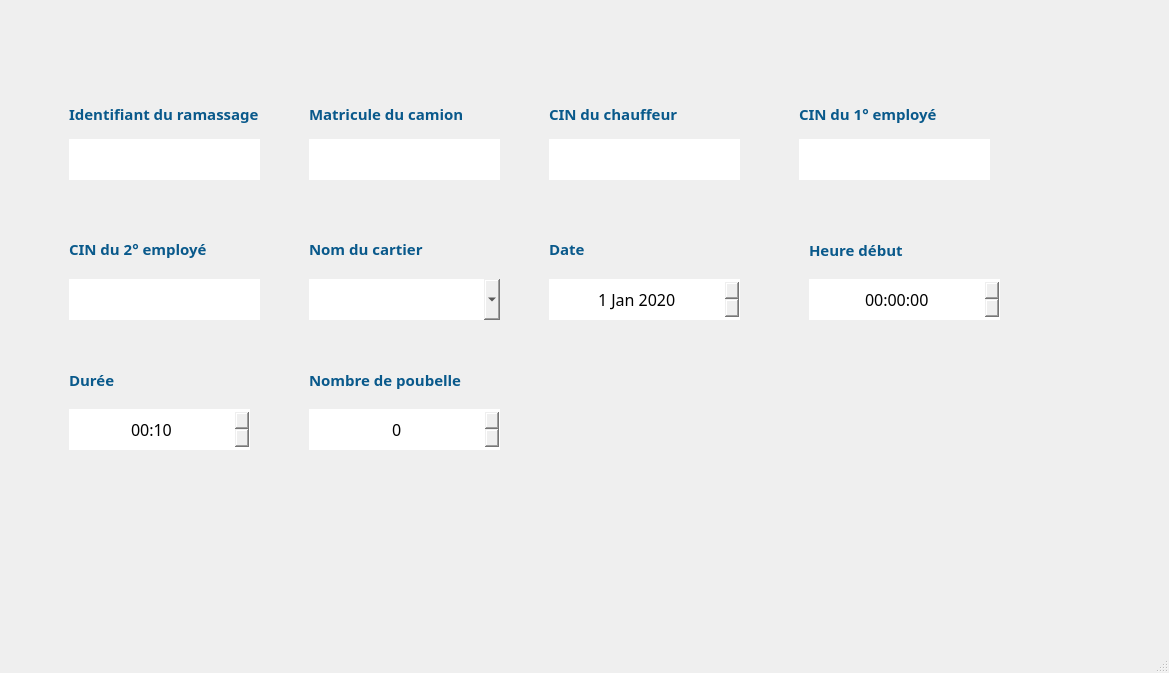
The window that mainwindow.ui (IbriRima/Smart_Municipality_2A3) describes before a commit, drawn with Qt 5.
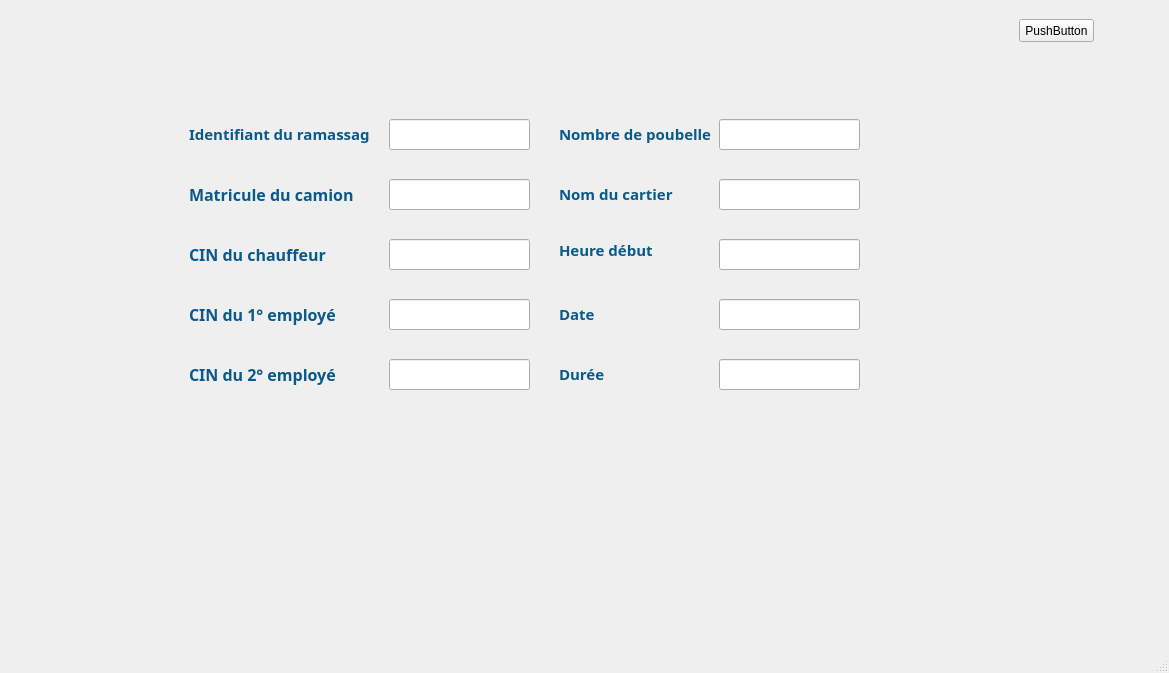
The same window after the commit. The open tabs and pages were chosen to show the change. Icons and pictures are not drawn. Custom widgets are drawn as their Qt base class.

What changed in the file:
```diff
--- a/mainwindow.ui
+++ b/mainwindow.ui
@@ -3934,6 +3934,678 @@
       </property>
      </widget>
     </widget>
+    <widget class="QWidget" name="page_2">
+     <widget class="QLabel" name="label_56">
+      <property name="geometry">
+       <rect>
+        <x>560</x>
+        <y>300</y>
+        <width>151</width>
+        <height>31</height>
+       </rect>
+      </property>
+      <property name="font">
+       <font>
+        <family>Corbel</family>
+        <pointsize>12</pointsize>
+       </font>
+      </property>
+      <property name="text">
+       <string>&lt;html&gt;&lt;head/&gt;&lt;body&gt;&lt;p&gt;&lt;span style=&quot; font-size:11pt; font-weight:600; color:#09598b;&quot;&gt;Date &lt;/span&gt;&lt;/p&gt;&lt;/body&gt;&lt;/html&gt;</string>
+      </property>
+     </widget>
+     <widget class="QLabel" name="label_54">
+      <property name="geometry">
+       <rect>
+        <x>190</x>
+        <y>360</y>
+        <width>181</width>
+        <height>31</height>
+       </rect>
+      </property>
+      <property name="font">
+       <font>
+        <family>Corbel</family>
+        <pointsize>8</pointsize>
+       </font>
+      </property>
+      <property name="text">
+       <string>&lt;html&gt;&lt;head/&gt;&lt;body&gt;&lt;p&gt;&lt;span style=&quot; font-size:12pt; font-weight:600; color:#09598b;&quot;&gt;CIN du 2° employé&lt;/span&gt;&lt;/p&gt;&lt;/body&gt;&lt;/html&gt;</string>
+      </property>
+     </widget>
+     <widget class="QLabel" name="label_53">
+      <property name="geometry">
+       <rect>
+        <x>190</x>
+        <y>300</y>
+        <width>211</width>
+        <height>31</height>
+       </rect>
+      </property>
+      <property name="font">
+       <font>
+        <family>Corbel</family>
+        <pointsize>8</pointsize>
+       </font>
+      </property>
+      <property name="text">
+       <string>&lt;html&gt;&lt;head/&gt;&lt;body&gt;&lt;p&gt;&lt;span style=&quot; font-size:12pt; font-weight:600; color:#09598b;&quot;&gt;CIN du 1° employé&lt;/span&gt;&lt;/p&gt;&lt;/body&gt;&lt;/html&gt;</string>
+      </property>
+     </widget>
+     <widget class="QLineEdit" name="lineEdit_ID_Ramas_Imp">
+      <property name="geometry">
+       <rect>
+        <x>390</x>
+        <y>120</y>
+        <width>141</width>
+        <height>31</height>
+       </rect>
+      </property>
+      <property name="font">
+       <font>
+        <family>Javanese Text</family>
+        <pointsize>12</pointsize>
+       </font>
+      </property>
+      <property name="styleSheet">
+       <string notr="true">#lineEdit_ID_Ramas_Aff{
+background-color: transparent;
+border-image: url(:champs.png);
+background: none;
+border: none;
+background-repeat: none;
+}
+</string>
+      </property>
+      <property name="alignment">
+       <set>Qt::AlignCenter</set>
+      </property>
+      <property name="readOnly">
+       <bool>true</bool>
+      </property>
+      <property name="clearButtonEnabled">
+       <bool>false</bool>
+      </property>
+     </widget>
+     <widget class="QLineEdit" name="lineEdit_IDChauffeur_Imp">
+      <property name="geometry">
+       <rect>
+        <x>390</x>
+        <y>240</y>
+        <width>141</width>
+        <height>31</height>
+       </rect>
+      </property>
+      <property name="font">
+       <font>
+        <family>Javanese Text</family>
+        <pointsize>12</pointsize>
+       </font>
+      </property>
+      <property name="styleSheet">
+       <string notr="true">#lineEdit_IDChauffeur_Aff{
+background-color: transparent;
+border-image: url(:champs.png);
+background: none;
+border: none;
+background-repeat: none;
+}
+</string>
+      </property>
+      <property name="alignment">
+       <set>Qt::AlignCenter</set>
+      </property>
+      <property name="readOnly">
+       <bool>true</bool>
+      </property>
+      <property name="clearButtonEnabled">
+       <bool>false</bool>
+      </property>
+     </widget>
+     <widget class="QLabel" name="label_51">
+      <property name="geometry">
+       <rect>
+        <x>190</x>
+        <y>180</y>
+        <width>181</width>
+        <height>31</height>
+       </rect>
+      </property>
+      <property name="palette">
+       <palette>
+        <active>
+         <colorrole role="WindowText">
+          <brush brushstyle="SolidPattern">
+           <color alpha="255">
+            <red>4</red>
+            <green>7</green>
+            <blue>62</blue>
+           </color>
+          </brush>
+         </colorrole>
+        </active>
+        <inactive>
+         <colorrole role="WindowText">
+          <brush brushstyle="SolidPattern">
+           <color alpha="255">
+            <red>4</red>
+            <green>7</green>
+            <blue>62</blue>
+           </color>
+          </brush>
+         </colorrole>
+        </inactive>
+        <disabled>
+         <colorrole role="WindowText">
+          <brush brushstyle="SolidPattern">
+           <color alpha="255">
+            <red>120</red>
+            <green>120</green>
+            <blue>120</blue>
+           </color>
+          </brush>
+         </colorrole>
+        </disabled>
+       </palette>
+      </property>
+      <property name="font">
+       <font>
+        <family>Corbel</family>
+        <pointsize>8</pointsize>
+       </font>
+      </property>
+      <property name="text">
+       <string>&lt;html&gt;&lt;head/&gt;&lt;body&gt;&lt;p&gt;&lt;span style=&quot; font-size:12pt; font-weight:600; color:#09598b;&quot;&gt;Matricule du camion&lt;/span&gt;&lt;/p&gt;&lt;/body&gt;&lt;/html&gt;</string>
+      </property>
+     </widget>
+     <widget class="QLabel" name="label_60">
+      <property name="geometry">
+       <rect>
+        <x>560</x>
+        <y>360</y>
+        <width>119</width>
+        <height>31</height>
+       </rect>
+      </property>
+      <property name="font">
+       <font>
+        <family>Corbel</family>
+        <pointsize>12</pointsize>
+       </font>
+      </property>
+      <property name="text">
+       <string>&lt;html&gt;&lt;head/&gt;&lt;body&gt;&lt;p&gt;&lt;span style=&quot; font-size:11pt; font-weight:600; color:#09598b;&quot;&gt;Durée&lt;/span&gt;&lt;/p&gt;&lt;/body&gt;&lt;/html&gt;</string>
+      </property>
+     </widget>
+     <widget class="QLabel" name="label_57">
+      <property name="geometry">
+       <rect>
+        <x>560</x>
+        <y>120</y>
+        <width>171</width>
+        <height>31</height>
+       </rect>
+      </property>
+      <property name="font">
+       <font>
+        <family>Corbel</family>
+        <pointsize>12</pointsize>
+       </font>
+      </property>
+      <property name="text">
+       <string>&lt;html&gt;&lt;head/&gt;&lt;body&gt;&lt;p&gt;&lt;span style=&quot; font-size:11pt; font-weight:600; color:#09598b;&quot;&gt;Nombre de poubelle&lt;/span&gt;&lt;/p&gt;&lt;/body&gt;&lt;/html&gt;</string>
+      </property>
+     </widget>
+     <widget class="QLineEdit" name="lineEdit_NbPoubelle_Imp">
+      <property name="geometry">
+       <rect>
+        <x>720</x>
+        <y>120</y>
+        <width>141</width>
+        <height>31</height>
+       </rect>
+      </property>
+      <property name="font">
+       <font>
+        <family>Javanese Text</family>
+        <pointsize>12</pointsize>
+       </font>
+      </property>
+      <property name="styleSheet">
+       <string notr="true">#lineEdit_NbPoubelle_Aff{
+background-color: transparent;
+border-image: url(:champs.png);
+background: none;
+border: none;
+background-repeat: none;
+}
+</string>
+      </property>
+      <property name="alignment">
+       <set>Qt::AlignCenter</set>
+      </property>
+      <property name="readOnly">
+       <bool>true</bool>
+      </property>
+      <property name="clearButtonEnabled">
+       <bool>false</bool>
+      </property>
+     </widget>
+     <widget class="QLineEdit" name="lineEdit_Date_Imp">
+      <property name="geometry">
+       <rect>
+        <x>720</x>
+        <y>300</y>
+        <width>141</width>
+        <height>31</height>
+       </rect>
+      </property>
+      <property name="font">
+       <font>
+        <family>Javanese Text</family>
+        <pointsize>12</pointsize>
+       </font>
+      </property>
+      <property name="contextMenuPolicy">
+       <enum>Qt::NoContextMenu</enum>
+      </property>
+      <property name="styleSheet">
+       <string notr="true">#lineEdit_Date_Aff{
+background-color: transparent;
+border-image: url(:champs.png);
+background: none;
+border: none;
+background-repeat: none;
+}
+</string>
+      </property>
+      <property name="alignment">
+       <set>Qt::AlignCenter</set>
+      </property>
+      <property name="readOnly">
+       <bool>true</bool>
+      </property>
+      <property name="clearButtonEnabled">
+       <bool>false</bool>
+      </property>
+     </widget>
+     <widget class="QLabel" name="label_59">
+      <property name="geometry">
+       <rect>
+        <x>560</x>
+        <y>240</y>
+        <width>151</width>
+        <height>21</height>
+       </rect>
+      </property>
+      <property name="font">
+       <font>
+        <family>Corbel</family>
+        <pointsize>12</pointsize>
+       </font>
+      </property>
+      <property name="text">
+       <string>&lt;html&gt;&lt;head/&gt;&lt;body&gt;&lt;p&gt;&lt;span style=&quot; font-size:11pt; font-weight:600; color:#09598b;&quot;&gt;Heure début&lt;/span&gt;&lt;/p&gt;&lt;/body&gt;&lt;/html&gt;</string>
+      </property>
+     </widget>
+     <widget class="QLineEdit" name="lineEdit_NomCartier_Imp">
+      <property name="geometry">
+       <rect>
+        <x>720</x>
+        <y>180</y>
+        <width>141</width>
+        <height>31</height>
+       </rect>
+      </property>
+      <property name="font">
+       <font>
+        <family>Javanese Text</family>
+        <pointsize>12</pointsize>
+       </font>
+      </property>
+      <property name="cursor">
+       <cursorShape>IBeamCursor</cursorShape>
+      </property>
+      <property name="styleSheet">
+       <string notr="true">#lineEdit_NomCartier_Aff{
+background-color: transparent;
+border-image: url(:champs.png);
+background: none;
+border: none;
+background-repeat: none;
+}
+</string>
+      </property>
+      <property name="alignment">
+       <set>Qt::AlignCenter</set>
+      </property>
+      <property name="readOnly">
+       <bool>true</bool>
+      </property>
+      <property name="clearButtonEnabled">
+       <bool>false</bool>
+      </property>
+     </widget>
+     <widget class="QLabel" name="label_55">
+      <property name="geometry">
+       <rect>
+        <x>190</x>
+        <y>120</y>
+        <width>181</width>
+        <height>31</height>
+       </rect>
+      </property>
+      <property name="palette">
+       <palette>
+        <active>
+         <colorrole role="WindowText">
+          <brush brushstyle="SolidPattern">
+           <color alpha="255">
+            <red>4</red>
+            <green>7</green>
+            <blue>62</blue>
+           </color>
+          </brush>
+         </colorrole>
+        </active>
+        <inactive>
+         <colorrole role="WindowText">
+          <brush brushstyle="SolidPattern">
+           <color alpha="255">
+            <red>4</red>
+            <green>7</green>
+            <blue>62</blue>
+           </color>
+          </brush>
+         </colorrole>
+        </inactive>
+        <disabled>
+         <colorrole role="WindowText">
+          <brush brushstyle="SolidPattern">
+           <color alpha="255">
+            <red>120</red>
+            <green>120</green>
+            <blue>120</blue>
+           </color>
+          </brush>
+         </colorrole>
+        </disabled>
+       </palette>
+      </property>
+      <property name="font">
+       <font>
+        <family>Corbel</family>
+        <pointsize>12</pointsize>
+       </font>
+      </property>
+      <property name="text">
+       <string>&lt;html&gt;&lt;head/&gt;&lt;body&gt;&lt;p&gt;&lt;span style=&quot; font-size:11pt; font-weight:600; color:#09598b;&quot;&gt;Identifiant du ramassage&lt;/span&gt;&lt;/p&gt;&lt;/body&gt;&lt;/html&gt;</string>
+      </property>
+     </widget>
+     <widget class="QLineEdit" name="lineEdit_HeureDebut_Imp">
+      <property name="geometry">
+       <rect>
+        <x>720</x>
+        <y>240</y>
+        <width>141</width>
+        <height>31</height>
+       </rect>
+      </property>
+      <property name="font">
+       <font>
+        <family>Javanese Text</family>
+        <pointsize>12</pointsize>
+       </font>
+      </property>
+      <property name="styleSheet">
+       <string notr="true">#lineEdit_HeureDebut_Aff{
+background-color: transparent;
+border-image: url(:champs.png);
+background: none;
+border: none;
+background-repeat: none;
+}
+</string>
+      </property>
+      <property name="alignment">
+       <set>Qt::AlignCenter</set>
+      </property>
+      <property name="readOnly">
+       <bool>true</bool>
+      </property>
+      <property name="clearButtonEnabled">
+       <bool>false</bool>
+      </property>
+     </widget>
+     <widget class="QLabel" name="label_58">
+      <property name="geometry">
+       <rect>
+        <x>560</x>
+        <y>180</y>
+        <width>221</width>
+        <height>31</height>
+       </rect>
+      </property>
+      <property name="font">
+       <font>
+        <family>Corbel</family>
+        <pointsize>12</pointsize>
+       </font>
+      </property>
+      <property name="text">
+       <string>&lt;html&gt;&lt;head/&gt;&lt;body&gt;&lt;p&gt;&lt;span style=&quot; font-size:11pt; font-weight:600; color:#09598b;&quot;&gt;Nom du cartier&lt;/span&gt;&lt;/p&gt;&lt;/body&gt;&lt;/html&gt;</string>
+      </property>
+     </widget>
+     <widget class="QLineEdit" name="lineEdit_Matricule_Imp">
+      <property name="geometry">
+       <rect>
+        <x>390</x>
+        <y>180</y>
+        <width>141</width>
+        <height>31</height>
+       </rect>
+      </property>
+      <property name="font">
+       <font>
+        <family>Javanese Text</family>
+        <pointsize>12</pointsize>
+       </font>
+      </property>
+      <property name="styleSheet">
+       <string notr="true">#lineEdit_Matricule_Aff{
+background-color: transparent;
+border-image: url(:champs.png);
+background: none;
+border: none;
+background-repeat: none;
+}
+</string>
+      </property>
+      <property name="alignment">
+       <set>Qt::AlignCenter</set>
+      </property>
+      <property name="readOnly">
+       <bool>true</bool>
+      </property>
+      <property name="clearButtonEnabled">
+       <bool>false</bool>
+      </property>
+     </widget>
+     <widget class="QLineEdit" name="lineEdit_IDEmploye1_Imp">
+      <property name="geometry">
+       <rect>
+        <x>390</x>
+        <y>300</y>
+        <width>141</width>
+        <height>31</height>
+       </rect>
+      </property>
+      <property name="font">
+       <font>
+        <family>Javanese Text</family>
+        <pointsize>12</pointsize>
+       </font>
+      </property>
+      <property name="styleSheet">
+       <string notr="true">#lineEdit_IDEmploye1_Aff{
+background-color: transparent;
+border-image: url(:champs.png);
+background: none;
+border: none;
+background-repeat: none;
+}
+</string>
+      </property>
+      <property name="alignment">
+       <set>Qt::AlignCenter</set>
+      </property>
+      <property name="readOnly">
+       <bool>true</bool>
+      </property>
+      <property name="clearButtonEnabled">
+       <bool>false</bool>
+      </property>
+     </widget>
+     <widget class="QLineEdit" name="lineEdit_Duree_Imp">
+      <property name="geometry">
+       <rect>
+        <x>720</x>
+        <y>360</y>
+        <width>141</width>
+        <height>31</height>
+       </rect>
+      </property>
+      <property name="font">
+       <font>
+        <family>Javanese Text</family>
+        <pointsize>12</pointsize>
+       </font>
+      </property>
+      <property name="styleSheet">
+       <string notr="true">#lineEdit_Duree_Aff{
+background-color: transparent;
+border-image: url(:champs.png);
+background: none;
+border: none;
+background-repeat: none;
+}
+</string>
+      </property>
+      <property name="alignment">
+       <set>Qt::AlignCenter</set>
+      </property>
+      <property name="readOnly">
+       <bool>true</bool>
+      </property>
+      <property name="clearButtonEnabled">
+       <bool>false</bool>
+      </property>
+     </widget>
+     <widget class="QLabel" name="label_52">
+      <property name="geometry">
+       <rect>
+        <x>190</x>
+        <y>240</y>
+        <width>171</width>
+        <height>31</height>
+       </rect>
+      </property>
+      <property name="palette">
+       <palette>
+        <active>
+         <colorrole role="WindowText">
+          <brush brushstyle="SolidPattern">
+           <color alpha="255">
+            <red>4</red>
+            <green>7</green>
+            <blue>62</blue>
+           </color>
+          </brush>
+         </colorrole>
+        </active>
+        <inactive>
+         <colorrole role="WindowText">
+          <brush brushstyle="SolidPattern">
+           <color alpha="255">
+            <red>4</red>
+            <green>7</green>
+            <blue>62</blue>
+           </color>
+          </brush>
+         </colorrole>
+        </inactive>
+        <disabled>
+         <colorrole role="WindowText">
+          <brush brushstyle="SolidPattern">
+           <color alpha="255">
+            <red>120</red>
+            <green>120</green>
+            <blue>120</blue>
+           </color>
+          </brush>
+         </colorrole>
+        </disabled>
+       </palette>
+      </property>
+      <property name="font">
+       <font>
+        <family>Corbel</family>
+        <pointsize>8</pointsize>
+       </font>
+      </property>
+      <property name="text">
+       <string>&lt;html&gt;&lt;head/&gt;&lt;body&gt;&lt;p&gt;&lt;span style=&quot; font-size:12pt; font-weight:600; color:#09598b;&quot;&gt;CIN du chauffeur &lt;/span&gt;&lt;/p&gt;&lt;/body&gt;&lt;/html&gt;</string>
+      </property>
+     </widget>
+     <widget class="QLineEdit" name="lineEdit_IDEmploye2_Imp">
+      <property name="geometry">
+       <rect>
+        <x>390</x>
+        <y>360</y>
+        <width>141</width>
+        <height>31</height>
+       </rect>
+      </property>
+      <property name="font">
+       <font>
+        <family>Javanese Text</family>
+        <pointsize>12</pointsize>
+       </font>
+      </property>
+      <property name="styleSheet">
+       <string notr="true">#lineEdit_IDEmploye2_Aff{
+background-color: transparent;
+border-image: url(:champs.png);
+background: none;
+border: none;
+background-repeat: none;
+}
+</string>
+      </property>
+      <property name="alignment">
+       <set>Qt::AlignCenter</set>
+      </property>
+      <property name="readOnly">
+       <bool>true</bool>
+      </property>
+      <property name="clearButtonEnabled">
+       <bool>false</bool>
+      </property>
+     </widget>
+     <widget class="QPushButton" name="pushButton_Imprimer">
+      <property name="geometry">
+       <rect>
+        <x>1020</x>
+        <y>20</y>
+        <width>75</width>
+        <height>23</height>
+       </rect>
+      </property>
+      <property name="text">
+       <string>PushButton</string>
+      </property>
+     </widget>
+    </widget>
    </widget>
   </widget>
   <widget class="QMenuBar" name="menubar">
```
Left out of the diff: 216 changed lines with no effect on the pictures.
